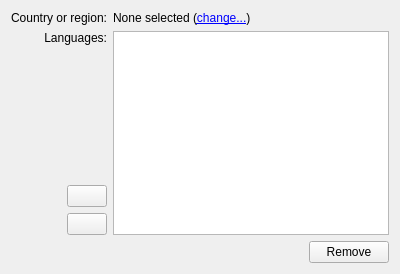
Before: the Qt Designer form kcontrol/locale/language.ui in KDE/kde-runtime, drawn with Qt 5.
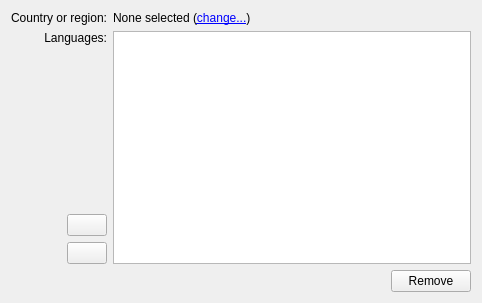
After: the same form once the commit is applied. Icons and pictures are not drawn. Custom widgets are drawn as their Qt base class.

Commit message:
1. avoid empty language entry by using skipemptyparts on string split. 2. small-scale refactoring 3. make localetime.ui expand in a better way
i wander why do we have strange path ../../../../../../../../opt/kde3/share/icons/crystalsvg/32x32/actions/up.png in ui file

Diff of the .ui file:
```diff
--- a/kcontrol/locale/language.ui
+++ b/kcontrol/locale/language.ui
@@ -5,8 +5,8 @@
    <rect>
     <x>0</x>
     <y>0</y>
-    <width>400</width>
-    <height>274</height>
+    <width>482</width>
+    <height>303</height>
    </rect>
   </property>
   <layout class="QGridLayout" >
@@ -42,7 +42,7 @@
            </property>
           </widget>
          </item>
-         <item row="2" column="0" colspan="2" >
+         <item row="3" column="0" colspan="2" >
           <spacer>
            <property name="orientation" >
             <enum>Qt::Horizontal</enum>
@@ -55,7 +55,7 @@
            </property>
           </spacer>
          </item>
-         <item row="2" column="2" >
+         <item row="3" column="2" >
           <layout class="QVBoxLayout" >
            <item>
             <widget class="QPushButton" name="m_upButton" >
@@ -79,6 +79,19 @@
            </item>
           </layout>
          </item>
+         <item row="2" column="0" >
+          <spacer name="verticalSpacer" >
+           <property name="orientation" >
+            <enum>Qt::Vertical</enum>
+           </property>
+           <property name="sizeHint" stdset="0" >
+            <size>
+             <width>20</width>
+             <height>40</height>
+            </size>
+           </property>
+          </spacer>
+         </item>
         </layout>
        </item>
        <item>
```
Left out of the diff: 10 changed lines with no effect on the pictures. The commit also changes 3 other files.
